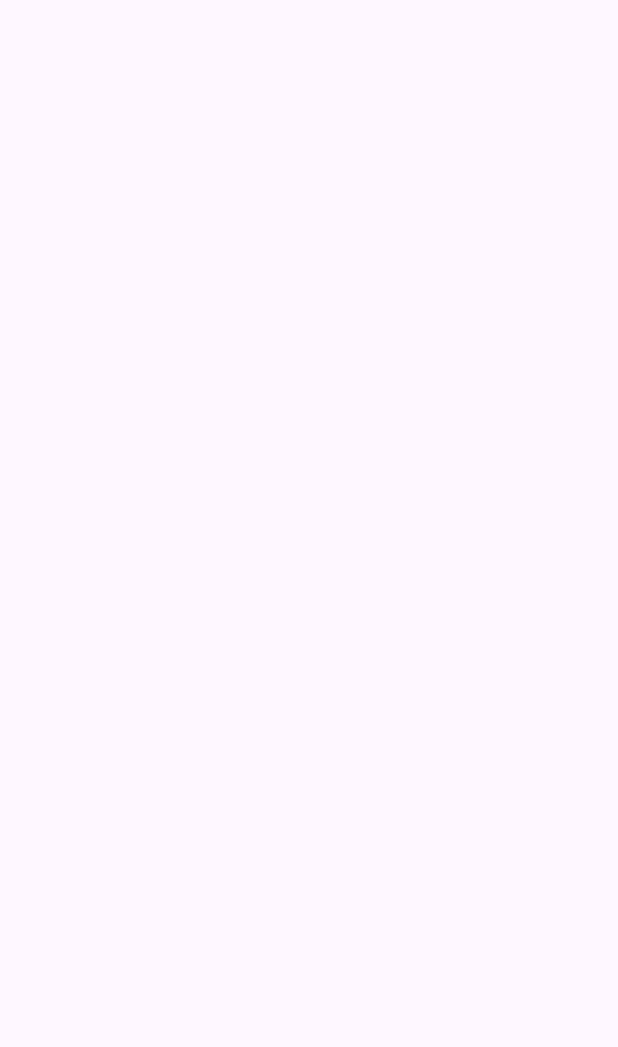
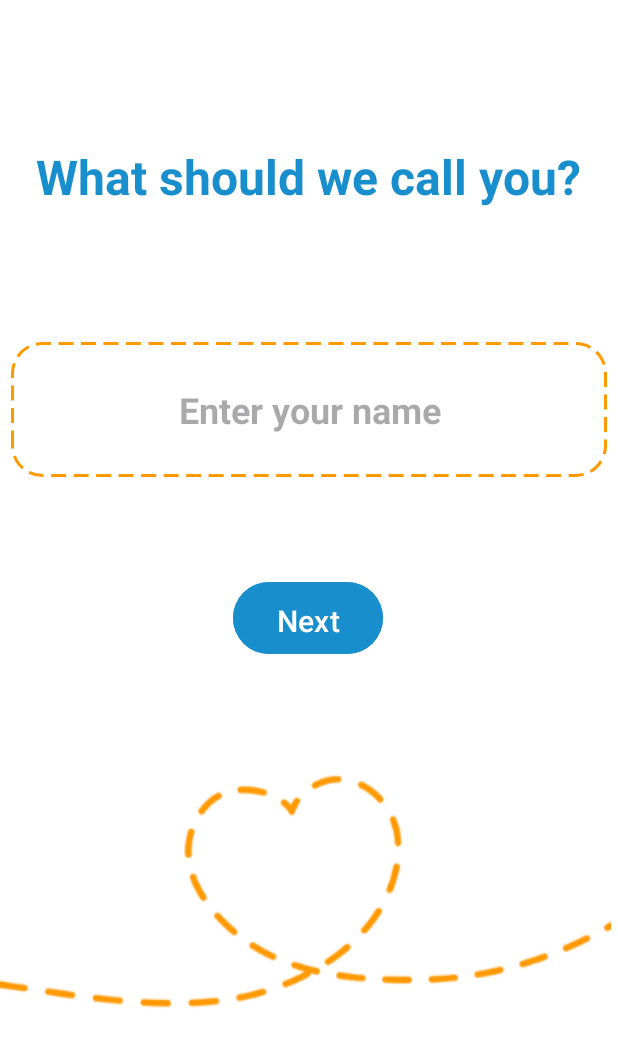
Before and after one commit to HananHijaze/MediMap, an Android app: the Name screen opened directly, with no data from a screen before it, on a phone screen of 412 x 824 dp. Before the commit the part shown is empty. Shown: the top 1047 px of the screen. Run offline under Robolectric (Android 15) with nearby library versions, the phone set to English and light mode, and no system bars.

```diff
--- a/app/src/main/res/layout/activity_log_in.xml
+++ b/app/src/main/res/layout/activity_log_in.xml
@@ -14,7 +14,7 @@
         android:layout_height="wrap_content"
 
         android:paddingBottom="2dp"
-        android:text="Don't have an account? Sign-up now"
+        android:text="Don't have an account? Sign-up"
         android:textColor="@color/blue"
         app:layout_constraintBottom_toBottomOf="parent"
         app:layout_constraintEnd_toEndOf="parent"
--- a/app/src/main/res/layout/activity_name.xml
+++ b/app/src/main/res/layout/activity_name.xml
@@ -3,8 +3,72 @@
     xmlns:app="http://schemas.android.com/apk/res-auto"
     xmlns:tools="http://schemas.android.com/tools"
     android:id="@+id/main"
+    android:background="@color/white"
     android:layout_width="match_parent"
     android:layout_height="match_parent"
     tools:context=".Name">
 
+    <TextView
+        android:id="@+id/questionTextView"
+        android:layout_width="wrap_content"
+        android:layout_height="wrap_content"
+        android:layout_gravity="center_horizontal"
+        android:text="What should we call you?"
+        android:textSize="32sp"
+        android:textColor="@color/blue"
+        android:textStyle="bold"
+        app:layout_constraintBottom_toBottomOf="parent"
+        app:layout_constraintEnd_toEndOf="parent"
+        app:layout_constraintHorizontal_bias="0.496"
+        app:layout_constraintStart_toStartOf="parent"
+        app:layout_constraintTop_toTopOf="parent"
+        app:layout_constraintVertical_bias="0.123" />
+
+    <EditText
+        android:id="@+id/nameEditText"
+        android:layout_width="397dp"
+        android:layout_height="90dp"
+        android:background="@drawable/custom_linear_layout"
+        android:gravity="center"
+        android:hint="Enter your name"
+        android:textColor="@color/blue"
+        android:textSize="24sp"
+        android:textStyle="bold"
+
+        app:layout_constraintBottom_toBottomOf="parent"
+        app:layout_constraintEnd_toEndOf="parent"
+        app:layout_constraintStart_toStartOf="parent"
+        app:layout_constraintTop_toTopOf="parent"
+        app:layout_constraintVertical_bias="0.311" />
+
+    <Button
+        android:id="@+id/loginButton"
+        android:layout_width="100dp"
+        android:layout_height="56dp"
+        android:layout_gravity="center_horizontal"
+        android:backgroundTint="@color/blue"
+        android:gravity="center"
+        android:padding="12dp"
+
+        android:text="Next"
+        android:textColor="@color/white"
+        android:textSize="20sp"
+        app:layout_constraintBottom_toBottomOf="parent"
+        app:layout_constraintEnd_toEndOf="parent"
+        app:layout_constraintHorizontal_bias="0.498"
+        app:layout_constraintStart_toStartOf="parent"
+        app:layout_constraintTop_toTopOf="parent" />
+
+    <ImageView
+        android:id="@+id/imageView6"
+        android:layout_width="wrap_content"
+        android:layout_height="wrap_content"
+        app:layout_constraintBottom_toBottomOf="parent"
+        app:layout_constraintEnd_toEndOf="parent"
+        app:layout_constraintHorizontal_bias="0.0"
+        app:layout_constraintStart_toStartOf="parent"
+        app:layout_constraintTop_toTopOf="parent"
+        app:layout_constraintVertical_bias="0.78"
+        app:srcCompat="@drawable/lineheart" />
+
 </androidx.constraintlayout.widget.ConstraintLayout>
--- a/app/src/main/res/layout/activity_profile.xml
+++ b/app/src/main/res/layout/activity_profile.xml
@@ -98,7 +98,6 @@
         app:layout_constraintBottom_toBottomOf="parent"
         app:layout_constraintEnd_toEndOf="parent"
         app:layout_constraintStart_toStartOf="parent">
-
         <com.google.android.material.button.MaterialButton
             android:id="@+id/left"
             style="@style/Widget.MaterialComponents.Button.Icon"
@@ -131,7 +130,7 @@
             android:layout_height="match_parent"
             android:layout_weight="1"
             android:icon="@drawable/ic_cal"
-            android:text="CALCULATER"
+            android:text="CALCULATOR"
             app:backgroundTint="@color/blue"
             app:iconGravity="textStart"
             app:iconSize="24dp"
```
Also changed, not shown: app/src/main/res/layout/activity_gender.xml (+25 -18 lines), app/src/main/res/layout/activity_home.xml (+11 -13 lines), app/src/main/res/layout/activity_main.xml (+1 -11 lines), app/src/main/res/layout/activity_sign_in.xml (+5 -5 lines), app/src/main/res/drawable/mealplan.png, app/src/main/res/drawable/signup.png, app/src/main/res/drawable/zoll.png (deleted).
